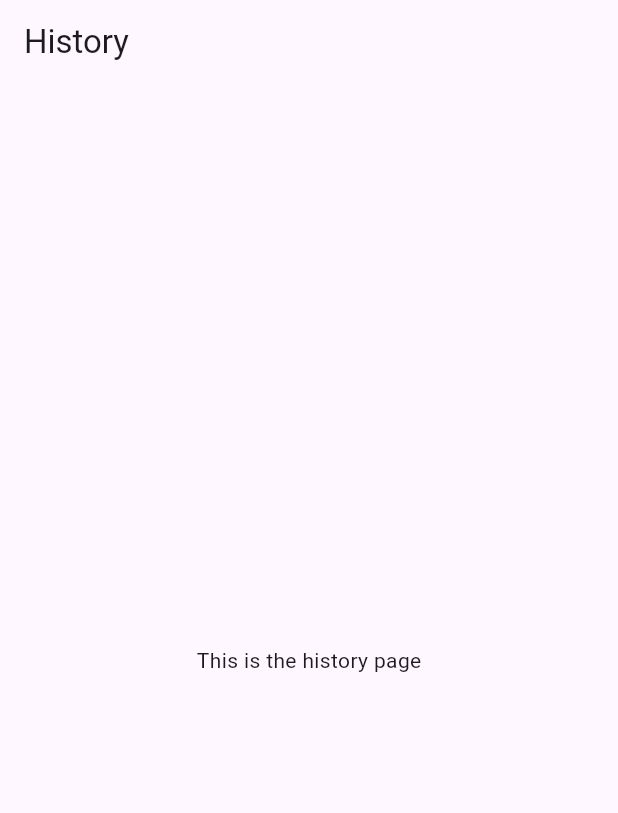
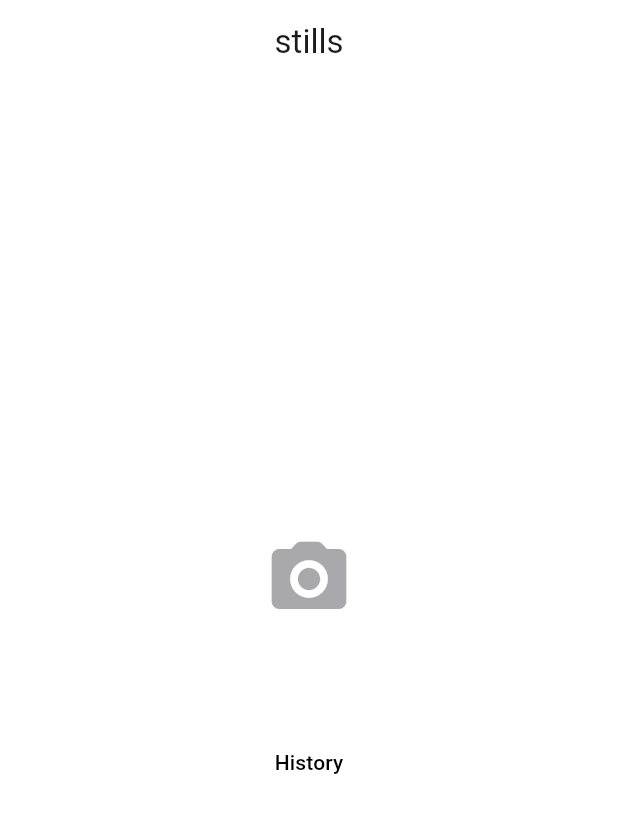
Before and after one commit to dhvbnl/dubhacks_2024, a Flutter app: the screen it shows after launch, on a phone screen of 412 x 824 dp. Shown: the top 813 px of the screen. Run offline on Flutter 3.47's test engine with Material 3 defaults, Android fonts, the phone set to English and light mode, and no system bars; drawn by our look-alikes of flutter_platform_widgets.

Commit message:
set up homepage and added files

```diff
--- a/lib/main.dart
+++ b/lib/main.dart
@@ -1,7 +1,9 @@
 import 'package:dubhacks/views/history/history.dart';
+import 'package:dubhacks/views/homepage/homepage.dart';
 import 'package:flutter/cupertino.dart';
 import 'package:flutter/material.dart';
 import 'package:flutter_platform_widgets/flutter_platform_widgets.dart';
+
 
 void main() {
   runApp(const MyApp());
@@ -67,7 +69,7 @@
             DefaultCupertinoLocalizations.delegate,
           ],
           title: 'Flutter Platform Widgets',
-          home: History(),
+          home: HomePage(),
         ),
       ),
       // ),
--- a/lib/views/homepage/homepage.dart
+++ b/lib/views/homepage/homepage.dart
@@ -0,0 +1,47 @@
+import 'package:flutter/material.dart';
+import 'package:flutter_platform_widgets/flutter_platform_widgets.dart';
+
+class HomePage extends StatefulWidget {
+  const HomePage({super.key});
+
+  @override
+  State<HomePage> createState() => _HomePageState();
+}
+
+class _HomePageState extends State<HomePage> {
+  @override
+  Widget build(BuildContext context) {
+    return Scaffold(
+      backgroundColor: Colors.white,
+      appBar: AppBar(
+        backgroundColor: Colors.white,
+        title: const Text('stills'),
+        centerTitle: true,
+        elevation: 0,
+      ),
+      body: Center(
+        child: Column(
+          crossAxisAlignment: CrossAxisAlignment.center,
+          mainAxisAlignment: MainAxisAlignment.center,
+          children: [
+            PlatformIconButton(
+              icon: Icon(
+                Icons.camera_alt_rounded,
+                size: 60,
+              )
+            ),
+            SizedBox(height: 60,),
+
+            PlatformTextButton(
+              onPressed: () {},
+              color: Colors.black,
+              child: const Text('History'),
+
+            )
+
+          ],
+        ),
+      ),
+    );
+  }
+}
```
Also changed, not shown: lib/models/still.dart (added).
